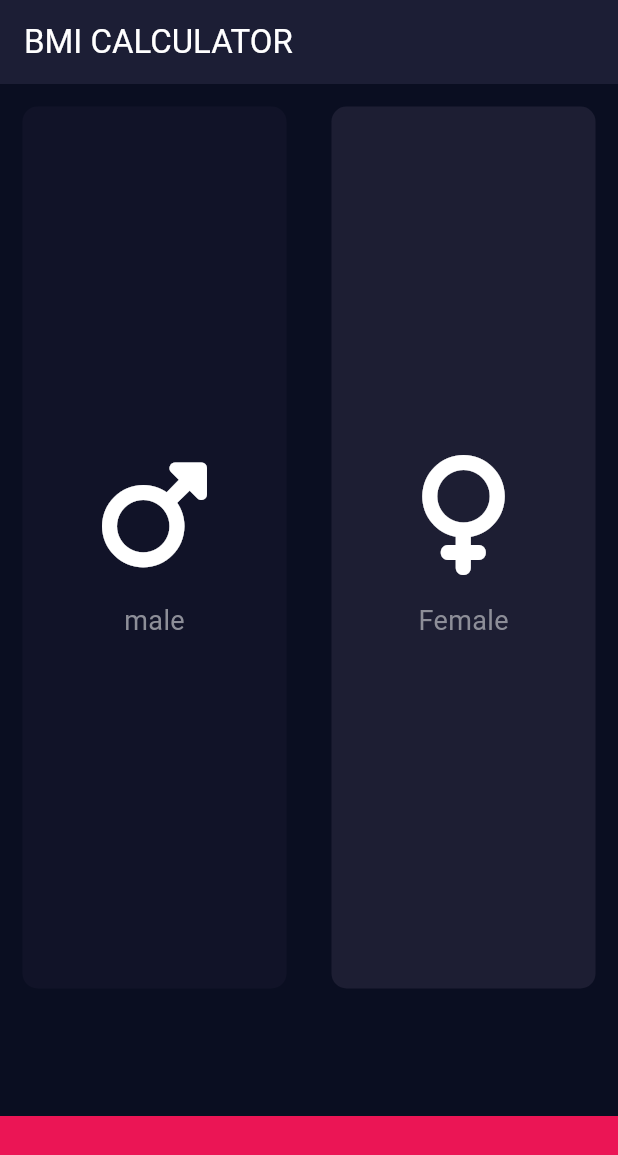
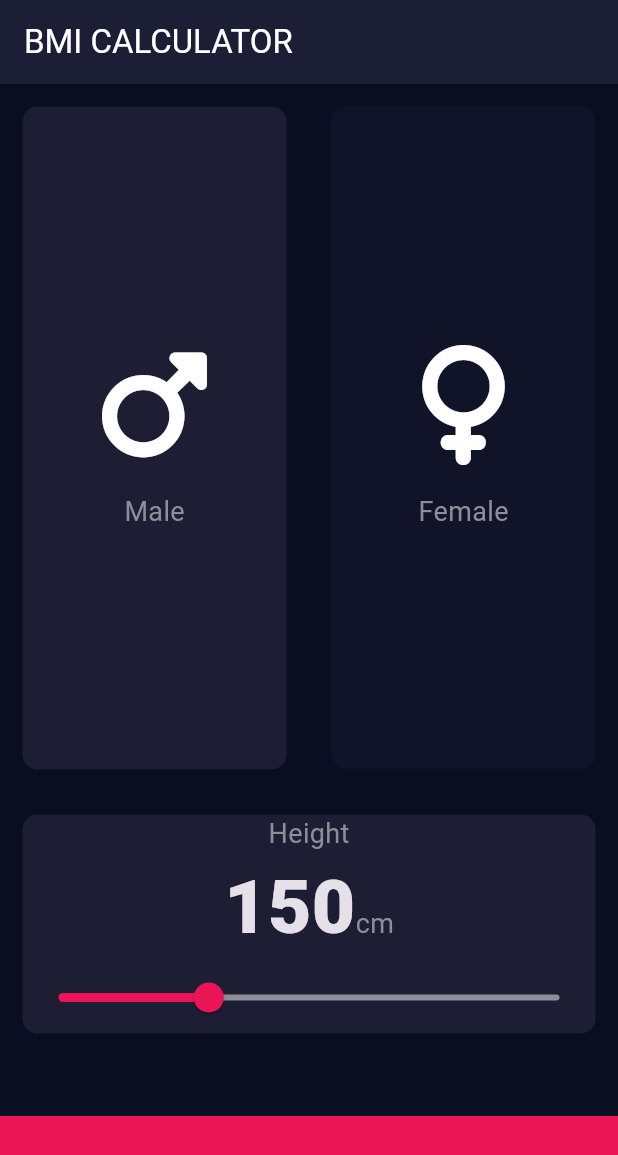
Before and after one commit to Amanvile/bmiCalculater, a Flutter app: the screen it shows after launch, on a phone screen of 412 x 824 dp. Shown: the top 1155 px of the screen. Run offline on Flutter 3.47's test engine with Material 3 defaults, Android fonts, the phone set to English and light mode, and no system bars; our stand-ins replace font_awesome_flutter.

Commit message:
height slider and common constant.dart for styling

```diff
--- /dev/null
+++ b/lib/Constants.dart
@@ -0,0 +1,9 @@
+import 'package:flutter/material.dart';
+const kTextStyle = TextStyle(fontSize: 18,color: Color(0xFF8D8E98)) ;
+const kBottomContainerHeight = 80.0;
+
+const kBottomContainerColor = Color(0XFFEB1555);
+
+const kActiveCardColor = Color(0xFF1D1E33);
+const kInActiveCardColor = Color(0XFF111328);
+const TextStyle KNumberStyle = TextStyle(fontSize: 50,fontWeight: FontWeight.w900);
--- a/lib/gender_widget.dart
+++ b/lib/gender_widget.dart
@@ -1,7 +1,7 @@
 import 'package:flutter/material.dart';
+import 'package:bmi/Constants.dart';
 
-const textStyle = TextStyle(fontSize: 18,
-    color: Color(0xFF8D8E98)) ;
+
 class genderWidget extends StatelessWidget {
   final IconData iconData;
   final String iconText;
@@ -18,7 +18,7 @@ class genderWidget extends StatelessWidget {
           size: 80,
         ),
         SizedBox(height: 18),
-        Text(iconText,style: textStyle,)
+        Text(iconText,style: kTextStyle,)
       ],
     );
   }
--- a/lib/input_page.dart
+++ b/lib/input_page.dart
@@ -2,17 +2,9 @@ import 'package:flutter/material.dart';
 import 'package:font_awesome_flutter/font_awesome_flutter.dart';
 import 'package:bmi/reusable_card.dart';
 import 'gender_widget.dart';
-const bottomContainerHeight = 80.0;
+import 'package:bmi/Constants.dart';
 
-const bottomContainerColor = 0XFFEB1555;
-
-const activeCardColor = Color(0xFF1D1E33);
-const inActiveCardColor = Color(0XFF111328);
-
-enum Gender {
-  Female,
-  male
-}
+enum Gender { Female, Male }
 
 class InputPage extends StatefulWidget {
   const InputPage({super.key});
@@ -22,20 +14,8 @@ class InputPage extends StatefulWidget {
 }
 
 class _InputPageState extends State<InputPage> {
-
-  Color maleCardColor=inActiveCardColor;
-  Color femaleCardColor=activeCardColor;
-
-  void selectGender(Gender SelectedGender ){
-if(SelectedGender ==Gender.Female){
-      maleCardColor=activeCardColor;
-    femaleCardColor=inActiveCardColor;
-  }
-  if(SelectedGender ==Gender.male){
-  maleCardColor=inActiveCardColor;
-  femaleCardColor=activeCardColor;
-  }}
-
+  int _currentHeightValue = 150;
+  Gender selectedGender = Gender.Male;
 
   @override
   Widget build(BuildContext context) {
@@ -45,37 +25,41 @@ if(SelectedGender ==Gender.Female){
       ),
       body: SafeArea(
         child: Column(
+          crossAxisAlignment: CrossAxisAlignment.stretch,
           children: [
             Expanded(
               child: Row(
                 children: [
                   Expanded(
-                    child: GestureDetector(
-                      onTap: ()=>{
+                    child: reusableCard(
+                      onPress: () => {
                         setState(() {
-                      selectGender(Gender.male);
+                          selectedGender = Gender.Female;
                         })
-
-
                       },
-                      child: reusableCard(
-                        cardChildWidget: genderWidget(iconData:FontAwesomeIcons.mars,iconText: 'male',),
-                        color: maleCardColor ,
+                      cardChildWidget: genderWidget(
+                        iconData: FontAwesomeIcons.mars,
+                        iconText: 'Male',
                       ),
+                      color: selectedGender == Gender.Male
+                          ? kActiveCardColor
+                          : kInActiveCardColor,
                     ),
                   ),
                   Expanded(
-                    child: GestureDetector(
-                      onTap: ()=>{
+                    child: reusableCard(
+                      onPress: () => {
                         setState(() {
-                          selectGender(Gender.Female);
+                          selectedGender = Gender.Male;
                         })
-
                       },
-                      child: reusableCard(
-                        cardChildWidget: genderWidget(iconData:FontAwesomeIcons.venus,iconText: 'Female',),
-                        color: femaleCardColor,
+                      cardChildWidget: genderWidget(
+                        iconData: FontAwesomeIcons.venus,
+                        iconText: 'Female',
                       ),
+                      color: selectedGender == Gender.Female
+                          ? kActiveCardColor
+                          : kInActiveCardColor,
                     ),
                   ),
                 ],
@@ -85,7 +69,48 @@ if(SelectedGender ==Gender.Female){
               children: [
                 Expanded(
                   child: reusableCard(
-                    color: activeCardColor,
+                    color: kActiveCardColor,
+                    cardChildWidget: Column(
+                      mainAxisAlignment: MainAxisAlignment.center,
+                      children: [
+                        Text(
+                          'Height',
+                          style: kTextStyle,
+                        ),
+                        Row(
+                          mainAxisAlignment: MainAxisAlignment.center,
+                          crossAxisAlignment: CrossAxisAlignment.baseline,
+                          textBaseline: TextBaseline.alphabetic,
+                          children: [
+                            Text(
+                              _currentHeightValue.toString(),
+                              style: KNumberStyle,
+                            ),
+                            Text(
+                              "cm",
+                              style: kTextStyle,
+                            ),
+                          ],
+                        ),
+                        Slider(
+                          value: _currentHeightValue.toDouble(),
+                          max: 220,
+                          min: 120,
+                          activeColor: kBottomContainerColor,
+                          inactiveColor: Color(0XFF8D8E98),
+                          onChanged: (double value) {
+                            setState(() {
+                              _currentHeightValue = value.round();
+                            });
+                          },
+                        )
+                      ],
+                    ),
+                    onPress: () => {
+                      setState(() {
+                        // selectedGender = Gender.Male;
+                      })
+                    },
                   ),
                 ),
               ],
@@ -94,20 +119,30 @@ if(SelectedGender ==Gender.Female){
               children: [
                 Expanded(
                   child: reusableCard(
-                    color: activeCardColor,
+                    color: kActiveCardColor,
+                    onPress: () => {
+                      setState(() {
+                        // selectedGender = Gender.Male;
+                      })
+                    },
                   ),
                 ),
                 Expanded(
                   child: reusableCard(
-                    color: activeCardColor,
+                    color: kActiveCardColor,
+                    onPress: () => {
+                      setState(() {
+                        // selectedGender = Gender.Male;
+                      })
+                    },
                   ),
                 ),
               ],
             ),
             Container(
-              height: bottomContainerHeight,
+              height: kBottomContainerHeight,
               width: double.infinity,
-              color: Color(bottomContainerColor),
+              color: kBottomContainerColor,
               margin: EdgeInsets.only(top: 10),
             )
           ],
--- a/lib/reusable_card.dart
+++ b/lib/reusable_card.dart
@@ -1,22 +1,26 @@
 import 'package:flutter/material.dart';
+
 class reusableCard extends StatelessWidget {
   // const reusableCard({
   //   super.key,
   // });
-  reusableCard({super.key, required this.color, this.cardChildWidget});
-
+  reusableCard({super.key, required this.color, this.cardChildWidget,required this.onPress});
+  final void Function() onPress;
   final Color color;
   final Widget? cardChildWidget;
 
   @override
   Widget build(BuildContext context) {
-    return Container(
-      child: cardChildWidget,
+    return GestureDetector(
+      onTap: onPress ,
+      child: Container(
+        child: cardChildWidget,
 
-      margin: EdgeInsets.all(15),
-      decoration:
-      BoxDecoration(borderRadius: BorderRadius.circular(10), color: color),
+        margin: EdgeInsets.all(15),
+        decoration:
+        BoxDecoration(borderRadius: BorderRadius.circular(10), color: color),
 
+      ),
     );
   }
 }
```
